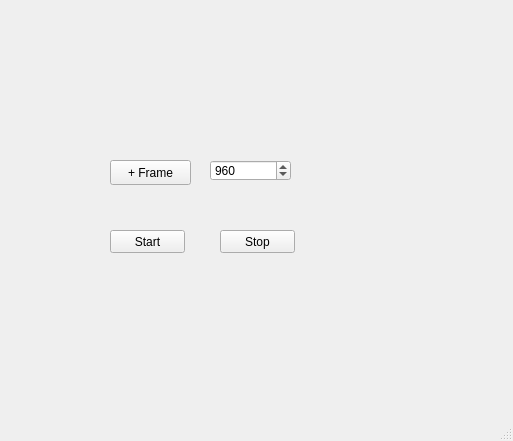
Qt form mainwindow.ui (crazyfull/AudioStreamer) before a commit.
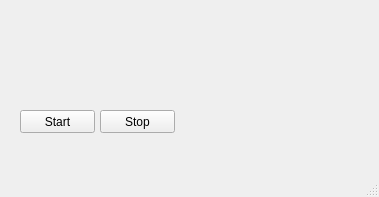
The same form after that commit.

The edit to the form file:
```diff
--- a/mainwindow.ui
+++ b/mainwindow.ui
@@ -6,8 +6,8 @@
    <rect>
     <x>0</x>
     <y>0</y>
-    <width>513</width>
-    <height>441</height>
+    <width>379</width>
+    <height>197</height>
    </rect>
   </property>
   <property name="windowTitle">
@@ -17,8 +17,8 @@
    <widget class="QPushButton" name="btnStartRecording">
     <property name="geometry">
      <rect>
-      <x>110</x>
-      <y>230</y>
+      <x>20</x>
+      <y>110</y>
       <width>75</width>
       <height>23</height>
      </rect>
@@ -30,8 +30,8 @@
    <widget class="QPushButton" name="btnStopRecording">
     <property name="geometry">
      <rect>
-      <x>220</x>
-      <y>230</y>
+      <x>100</x>
+      <y>110</y>
       <width>75</width>
       <height>23</height>
      </rect>
@@ -40,41 +40,6 @@
      <string>Stop</string>
     </property>
    </widget>
-   <widget class="QPushButton" name="btnPlusFrame">
-    <property name="geometry">
-     <rect>
-      <x>110</x>
-      <y>160</y>
-      <width>81</width>
-      <height>25</height>
-     </rect>
-    </property>
-    <property name="text">
-     <string>+ Frame</string>
-    </property>
-   </widget>
-   <widget class="QSpinBox" name="spinBox">
-    <property name="geometry">
-     <rect>
-      <x>210</x>
-      <y>160</y>
-      <width>81</width>
-      <height>21</height>
-     </rect>
-    </property>
-    <property name="autoFillBackground">
-     <bool>false</bool>
-    </property>
-    <property name="maximum">
-     <number>8000</number>
-    </property>
-    <property name="singleStep">
-     <number>16</number>
-    </property>
-    <property name="value">
-     <number>960</number>
-    </property>
-   </widget>
   </widget>
   <widget class="QStatusBar" name="statusbar"/>
  </widget>
```
